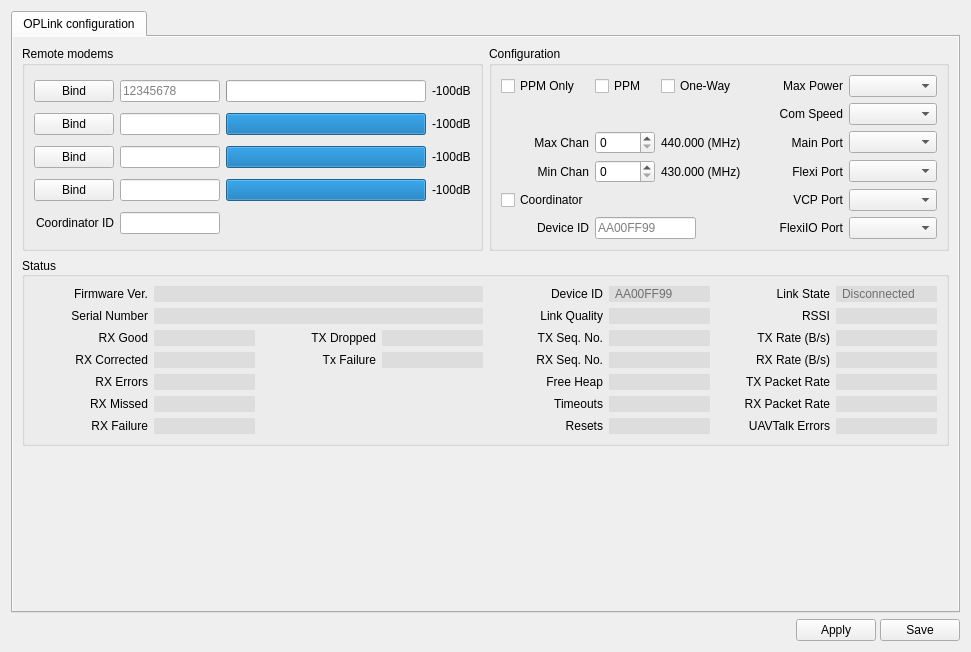
Old version of the form ground/gcs/src/plugins/config/oplink.ui in the repository librepilot/LibrePilot.
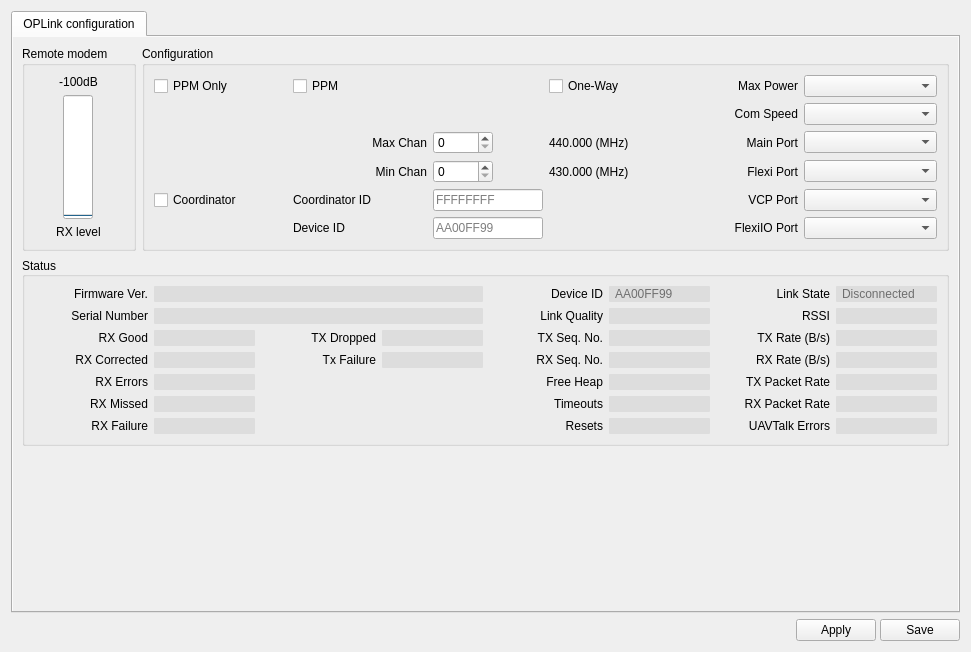
New version of the form. Icons and pictures are not drawn.

Commit message: LP-292 Oplink tab cleanup, remove unused buttons, remote monitoring. Update statusTip to toolTip.

The edit to the form file:
```diff
--- a/ground/gcs/src/plugins/config/oplink.ui
+++ b/ground/gcs/src/plugins/config/oplink.ui
@@ -54,303 +54,6 @@
            </rect>
           </property>
           <layout class="QGridLayout" name="gridLayout_5">
-           <item row="0" column="0">
-            <widget class="QGroupBox" name="PairingGroupBox">
-             <property name="title">
-              <string>Remote modems</string>
-             </property>
-             <layout class="QGridLayout" name="gridLayout_3">
-              <item row="5" column="3">
-               <widget class="QLabel" name="PairSignalStrengthLabel4">
-                <property name="font">
-                 <font>
-                  <weight>50</weight>
-                  <bold>false</bold>
-                 </font>
-                </property>
-                <property name="text">
-                 <string>-100dB</string>
-                </property>
-               </widget>
-              </item>
-              <item row="5" column="2">
-               <widget class="QProgressBar" name="PairSignalStrengthBar4">
-                <property name="minimum">
-                 <number>-127</number>
-                </property>
-                <property name="maximum">
-                 <number>0</number>
-                </property>
-                <property name="value">
-                 <number>0</number>
-                </property>
-                <property name="textVisible">
-                 <bool>false</bool>
-                </property>
-                <property name="format">
-                 <string>%v dBm</string>
-                </property>
-               </widget>
-              </item>
-              <item row="3" column="3">
-               <widget class="QLabel" name="PairSignalStrengthLabel2">
-                <property name="font">
-                 <font>
-                  <weight>50</weight>
-                  <bold>false</bold>
-                 </font>
-                </property>
-                <property name="text">
-                 <string>-100dB</string>
-                </property>
-               </widget>
-              </item>
-              <item row="3" column="1">
-               <widget class="QLineEdit" name="PairID2">
-                <property name="maximumSize">
-                 <size>
-                  <width>100</width>
-                  <height>16777215</height>
-                 </size>
-                </property>
-                <property name="font">
-                 <font>
-                  <weight>50</weight>
-                  <bold>false</bold>
-                 </font>
-                </property>
-               </widget>
-              </item>
-              <item row="3" column="2">
-               <widget class="QProgressBar" name="PairSignalStrengthBar2">
-                <property name="minimum">
-                 <number>-127</number>
-                </property>
-                <property name="maximum">
-                 <number>0</number>
-                </property>
-                <property name="value">
-                 <number>0</number>
-                </property>
-                <property name="textVisible">
-                 <bool>false</bool>
-                </property>
-                <property name="format">
-                 <string>%v dBm</string>
-                </property>
-               </widget>
-              </item>
-              <item row="5" column="1">
-               <widget class="QLineEdit" name="PairID4">
-                <property name="maximumSize">
-                 <size>
-                  <width>100</width>
-                  <height>16777215</height>
-                 </size>
-                </property>
-                <property name="font">
-                 <font>
-                  <weight>50</weight>
-                  <bold>false</bold>
-                 </font>
-                </property>
-               </widget>
-              </item>
-              <item row="2" column="2">
-               <widget class="QProgressBar" name="PairSignalStrengthBar1">
-                <property name="minimum">
-                 <number>-127</number>
-                </property>
-                <property name="maximum">
-                 <number>0</number>
-                </property>
-                <property name="value">
-                 <number>-127</number>
-                </property>
-                <property name="textVisible">
-                 <bool>false</bool>
-                </property>
-                <property name="format">
-                 <string>%v dBm</string>
-                </property>
-               </widget>
-              </item>
-              <item row="2" column="3">
-               <widget class="QLabel" name="PairSignalStrengthLabel1">
-                <property name="font">
-                 <font>
-                  <weight>50</weight>
-                  <bold>false</bold>
-                 </font>
-                </property>
-                <property name="text">
-                 <string>-100dB</string>
-                </property>
-               </widget>
-              </item>
-              <item row="4" column="2">
-               <widget class="QProgressBar" name="PairSignalStrengthBar3">
-                <property name="minimum">
-                 <number>-127</number>
-                </property>
-                <property name="maximum">
-                 <number>0</number>
-                </property>
-                <property name="value">
-                 <number>0</number>
-                </property>
-                <property name="textVisible">
-                 <bool>false</bool>
-                </property>
-                <property name="format">
-                 <string>%v dBm</string>
-                </property>
-               </widget>
-              </item>
-              <item row="4" column="3">
-               <widget class="QLabel" name="PairSignalStrengthLabel3">
-                <property name="font">
-                 <font>
-                  <weight>50</weight>
-                  <bold>false</bold>
-                 </font>
-                </property>
-                <property name="text">
-                 <string>-100dB</string>
-                </property>
-               </widget>
-              </item>
-              <item row="4" column="1">
-               <widget class="QLineEdit" name="PairID3">
-                <property name="maximumSize">
-                 <size>
-                  <width>100</width>
-                  <height>16777215</height>
-                 </size>
-                </property>
-                <property name="font">
-                 <font>
-                  <weight>50</weight>
-                  <bold>false</bold>
-                 </font>
-                </property>
-               </widget>
-              </item>
-              <item row="2" column="1">
-               <widget class="QLineEdit" name="PairID1">
-                <property name="maximumSize">
-                 <size>
-                  <width>100</width>
-                  <height>16777215</height>
-                 </size>
-                </property>
-                <property name="font">
-                 <font>
-                  <weight>50</weight>
-                  <bold>false</bold>
-                 </font>
-                </property>
-                <property name="placeholderText">
-                 <string>12345678</string>
-                </property>
-               </widget>
-              </item>
-              <item row="3" column="0">
-               <widget class="QPushButton" name="Bind2">
-                <property name="font">
-                 <font>
-                  <weight>50</weight>
-                  <bold>false</bold>
-                 </font>
-                </property>
-                <property name="text">
-                 <string>Bind</string>
-                </property>
-               </widget>
-              </item>
-              <item row="2" column="0">
-               <widget class="QPushButton" name="Bind1">
-                <property name="font">
-                 <font>
-                  <weight>50</weight>
-                  <bold>false</bold>
-                 </font>
-                </property>
-                <property name="text">
-                 <string>Bind</string>
-                </property>
-               </widget>
-              </item>
-              <item row="5" column="0">
-               <widget class="QPushButton" name="Bind4">
-                <property name="font">
-                 <font>
-                  <weight>50</weight>
-                  <bold>false</bold>
-                 </font>
-                </property>
-                <property name="text">
-                 <string>Bind</string>
-                </property>
-               </widget>
-              </item>
-              <item row="4" column="0">
-               <widget class="QPushButton" name="Bind3">
-                <property name="font">
-                 <font>
-                  <weight>50</weight>
-                  <bold>false</bold>
-                 </font>
-                </property>
-                <property name="text">
-                 <string>Bind</string>
-                </property>
-               </widget>
-              </item>
-              <item row="6" column="0">
-               <widget class="QLabel" name="CoordIDLabel">
-                <property name="font">
-                 <font>
-                  <weight>50</weight>
-                  <bold>false</bold>
-                 </font>
-                </property>
-                <property name="layoutDirection">
-                 <enum>Qt::LeftToRight</enum>
-                </property>
-                <property name="text">
-                 <string>Coordinator ID</string>
-                </property>
-                <property name="alignment">
-                 <set>Qt::AlignRight|Qt::AlignTrailing|Qt::AlignVCenter</set>
-                </property>
-               </widget>
-              </item>
-              <item row="6" column="1">
-               <widget class="QLineEdit" name="CoordID">
-                <property name="maximumSize">
-                 <size>
-                  <width>100</width>
-                  <height>16777215</height>
-                 </size>
-                </property>
-                <property name="font">
-                 <font>
-                  <weight>50</weight>
-                  <bold>false</bold>
-                 </font>
-                </property>
-                <property name="toolTip">
-                 <string>&lt;html&gt;&lt;head/&gt;&lt;body&gt;&lt;p&gt;This is the coordinator id we currently are bound to.&lt;/p&gt;&lt;p&gt;To manually bind to a specific coordinator, just type&lt;/p&gt;&lt;p&gt;or paste its device id in this box and save.&lt;/p&gt;&lt;p&gt;The device must be rebooted for the binding to take place.&lt;/p&gt;&lt;/body&gt;&lt;/html&gt;</string>
-                </property>
-                <property name="maxLength">
-                 <number>8</number>
-                </property>
-               </widget>
-              </item>
-             </layout>
-            </widget>
-           </item>
            <item row="1" column="0" colspan="2">
             <widget class="QGroupBox" name="groupBox_3">
              <property name="minimumSize">
@@ -1441,7 +1144,7 @@
            <item row="0" column="1">
             <widget class="QGroupBox" name="groupBox">
              <property name="sizePolicy">
-              <sizepolicy hsizetype="MinimumExpanding" vsizetype="Preferred">
+              <sizepolicy hsizetype="Expanding" vsizetype="Preferred">
                <horstretch>0</horstretch>
                <verstretch>0</verstretch>
               </sizepolicy>
@@ -1456,8 +1159,14 @@
               <string>Configuration</string>
              </property>
              <layout class="QGridLayout" name="gridLayout_2">
-              <item row="9" column="0" colspan="3">
-               <widget class="QCheckBox" name="Coordinator">
+              <item row="7" column="2">
+               <widget class="QSpinBox" name="MinimumChannel">
+                <property name="maximumSize">
+                 <size>
+                  <width>60</width>
+                  <height>16777215</height>
+                 </size>
+                </property>
                 <property name="font">
                  <font>
                   <weight>50</weight>
@@ -1467,80 +1176,19 @@
                 <property name="statusTip">
                  <string>This modem will be a coordinator and other modems will bind to it.</string>
                 </property>
-                <property name="text">
-                 <string>Coordinator</string>
+                <property name="maximum">
+                 <number>250</number>
                 </property>
                </widget>
               </item>
-              <item row="4" column="4">
+              <item row="4" column="5">
                <widget class="QComboBox" name="ComSpeed">
                 <property name="statusTip">
                  <string>Com speed in bps.</string>
                 </property>
                </widget>
               </item>
-              <item row="4" column="3">
-               <widget class="QLabel" name="ComSpeedLabel">
-                <property name="font">
-                 <font>
-                  <weight>50</weight>
-                  <bold>false</bold>
-                 </font>
-                </property>
-                <property name="text">
-                 <string>Com Speed</string>
-                </property>
-                <property name="alignment">
-                 <set>Qt::AlignRight|Qt::AlignTrailing|Qt::AlignVCenter</set>
-                </property>
-               </widget>
-              </item>
-              <item row="9" column="3">
-               <widget class="QLabel" name="VCPPortLabel">
-                <property name="font">
-                 <font>
-                  <weight>50</weight>
-                  <bold>false</bold>
-                 </font>
-                </property>
-                <property name="text">
-                 <string>VCP Port</string>
-                </property>
-                <property name="alignment">
-                 <set>Qt::AlignRight|Qt::AlignTrailing|Qt::AlignVCenter</set>
-                </property>
-               </widget>
-              </item>
-              <item row="7" column="4">
-               <widget class="QComboBox" name="FlexiPort">
-                <property name="maximumSize">
-                 <size>
-                  <width>16777215</width>
-                  <height>16777215</height>
-                 </size>
-                </property>
-                <property name="toolTip">
-                 <string>Choose the function for the flexi port</string>
-                </property>
-               </widget>
-              </item>
-              <item row="6" column="3">
-               <widget class="QLabel" name="MainPortLabel">
-                <property name="font">
-                 <font>
-                  <weight>50</weight>
-                  <bold>false</bold>
-                 </font>
-                </property>
-                <property name="text">
-                 <string>Main Port</string>
-                </property>
-                <property name="alignment">
-                 <set>Qt::AlignRight|Qt::AlignTrailing|Qt::AlignVCenter</set>
-                </property>
-               </widget>
-              </item>
-              <item row="6" column="4">
+              <item row="6" column="5">
                <widget class="QComboBox" name="MainPort">
                 <property name="maximumSize">
                  <size>
@@ -1553,7 +1201,7 @@
                 </property>
                </widget>
               </item>
-              <item row="9" column="4">
+              <item row="10" column="5">
                <widget class="QComboBox" name="VCPPort">
                 <property name="maximumSize">
                  <size>
@@ -1566,11 +1214,8 @@
                 </property>
                </widget>
               </item>
-              <item row="10" column="4">
-               <widget class="QComboBox" name="FlexiIOPort"/>
-              </item>
-              <item row="0" column="4">
-               <widget class="QComboBox" name="MaxRFTxPower">
+              <item row="7" column="5">
+               <widget class="QComboBox" name="FlexiPort">
                 <property name="maximumSize">
                  <size>
                   <width>16777215</width>
@@ -1580,53 +1225,9 @@
                 <property name="toolTip">
                  <string>Set the maximum TX output power the modem will use (mW)</string>
                 </property>
-                <property name="layoutDirection">
-                 <enum>Qt::LeftToRight</enum>
-                </property>
-                <property name="modelColumn">
-                 <number>0</number>
-                </property>
                </widget>
               </item>
-              <item row="0" column="3">
-               <widget class="QLabel" name="MaxRFTxPowerLabel">
-                <property name="font">
-                 <font>
-                  <weight>50</weight>
-                  <bold>false</bold>
-                 </font>
-                </property>
-                <property name="text">
-                 <string>Max Power</string>
-                </property>
-                <property name="alignment">
-                 <set>Qt::AlignRight|Qt::AlignTrailing|Qt::AlignVCenter</set>
-                </property>
-               </widget>
-              </item>
-              <item row="6" column="1">
-               <widget class="QSpinBox" name="MaximumChannel">
-                <property name="maximumSize">
-                 <size>
-                  <width>60</width>
-                  <height>16777215</height>
-                 </size>
-                </property>
-                <property name="font">
-                 <font>
-                  <weight>50</weight>
-                  <bold>false</bold>
-                 </font>
-                </property>
-                <property name="toolTip">
-                 <string>Channel 0 is 430 MHz, channel 250 is 440 MHz, and the channel spacing is 40 KHz.</string>
-                </property>
-                <property name="maximum">
-                 <number>250</number>
-                </property>
-               </widget>
-              </item>
-              <item row="10" column="3">
+              <item row="11" column="4">
                <widget class="QLabel" name="FlexiIOPortLabel">
                 <property name="font">
                  <font>
@@ -1642,7 +1243,7 @@
                 </property>
                </widget>
               </item>
-              <item row="7" column="3">
+              <item row="7" column="4">
                <widget class="QLabel" name="FlexiPortLabel">
                 <property name="font">
                  <font>
@@ -1659,45 +1260,13 @@
                </widget>
               </item>
               <item row="7" column="1">
-               <widget class="QSpinBox" name="MinimumChannel">
-                <property name="maximumSize">
-                 <size>
-                  <width>60</width>
-                  <height>16777215</height>
-                 </size>
-                </property>
-                <property name="font">
-                 <font>
-                  <weight>50</weight>
-                  <bold>false</bold>
-                 </font>
-                </property>
-                <property name="toolTip">
-                 <string>Channel 0 is 430 MHz, channel 250 is 440 MHz, and the channel spacing is 40 KHz.</string>
-                </property>
-                <property name="maximum">
-                 <number>250</number>
-                </property>
-               </widget>
-              </item>
-              <item row="6" column="0">
-               <widget class="QLabel" name="MaximumChannelLabel">
-                <property name="font">
-                 <font>
-                  <weight>50</weight>
-                  <bold>false</bold>
-                 </font>
-                </property>
-                <property name="text">
-                 <string>Max Chan</string>
-                </property>
-                <property name="alignment">
-                 <set>Qt::AlignRight|Qt::AlignTrailing|Qt::AlignVCenter</set>
-                </property>
-               </widget>
-              </item>
-              <item row="7" column="0">
                <widget class="QLabel" name="MinimumChannelLabel">
+                <property name="sizePolicy">
+                 <sizepolicy hsizetype="Minimum" vsizetype="Preferred">
+                  <horstretch>0</horstretch>
+                  <verstretch>0</verstretch>
+                 </sizepolicy>
+                </property>
                 <property name="font">
                  <font>
                   <weight>50</weight>
@@ -1712,7 +1281,7 @@
                 </property>
                </widget>
               </item>
-              <item row="7" column="2">
+              <item row="7" column="3">
                <widget class="QLabel" name="MinFreq">
                 <property name="maximumSize">
                  <size>
@@ -1725,58 +1294,7 @@
                 </property>
                </widget>
               </item>
-              <item row="0" column="2">
-               <widget class="QCheckBox" name="OneWayLink">
-                <property name="font">
-                 <font>
-                  <weight>50</weight>
-                  <bold>false</bold>
-                 </font>
-                </property>
-                <property name="acceptDrops">
-                 <bool>false</bool>
-                </property>
-                <property name="statusTip">
-                 <string>If selected, data will only be transmitted from the coordinator to the Rx modem.</string>
-                </property>
-                <property name="text">
-                 <string>One-Way</string>
-                </property>
-               </widget>
-              </item>
-              <item row="0" column="0">
-               <widget class="QCheckBox" name="PPMOnly">
-                <property name="font">
-                 <font>
-                  <weight>50</weight>
-                  <bold>false</bold>
-                 </font>
-                </property>
-                <property name="statusTip">
-                 <string>Only PPM packets will be transmitted.</string>
-                </property>
-                <property name="text">
-                 <string>PPM Only</string>
-                </property>
-               </widget>
-              </item>
-              <item row="0" column="1">
-               <widget class="QCheckBox" name="PPM">
-                <property name="font">
-                 <font>
-                  <weight>50</weight>
-                  <bold>false</bold>
-                 </font>
-                </property>
-                <property name="statusTip">
-                 <string>PPM packets will be received by this modem.  Must be selected if Coordinator modem is configured for PPM.</string>
-                </property>
-                <property name="text">
-                 <string>PPM</string>
-                </property>
-               </widget>
-              </item>
-              <item row="6" column="2">
+              <item row="6" column="3">
                <widget class="QLabel" name="MaxFreq">
                 <property name="maximumSize">
                  <size>
@@ -1789,7 +1307,242 @@
                 </property>
                </widget>
               </item>
-              <item row="10" column="1" colspan="2">
+              <item row="11" column="5">
+               <widget class="QComboBox" name="FlexiIOPort"/>
+              </item>
+              <item row="6" column="2">
+               <widget class="QSpinBox" name="MaximumChannel">
+                <property name="maximumSize">
+                 <size>
+                  <width>60</width>
+                  <height>16777215</height>
+                 </size>
+                </property>
+                <property name="font">
+                 <font>
+                  <weight>50</weight>
+                  <bold>false</bold>
+                 </font>
+                </property>
+                <property name="toolTip">
+                 <string>Channel 0 is 430 MHz, channel 250 is 440 MHz, and the channel spacing is 40 KHz.</string>
+                </property>
+                <property name="maximum">
+                 <number>250</number>
+                </property>
+               </widget>
+              </item>
+              <item row="10" column="4">
+               <widget class="QLabel" name="VCPPortLabel">
+                <property name="font">
+                 <font>
+                  <weight>50</weight>
+                  <bold>false</bold>
+                 </font>
+                </property>
+                <property name="text">
+                 <string>VCP Port</string>
+                </property>
+                <property name="alignment">
+                 <set>Qt::AlignRight|Qt::AlignTrailing|Qt::AlignVCenter</set>
+                </property>
+               </widget>
+              </item>
+              <item row="4" column="4">
+               <widget class="QLabel" name="ComSpeedLabel">
+                <property name="font">
+                 <font>
+                  <weight>50</weight>
+                  <bold>false</bold>
+                 </font>
+                </property>
+                <property name="text">
+                 <string>Com Speed</string>
+                </property>
+                <property name="alignment">
+                 <set>Qt::AlignRight|Qt::AlignTrailing|Qt::AlignVCenter</set>
+                </property>
+               </widget>
+              </item>
+              <item row="6" column="4">
+               <widget class="QLabel" name="MainPortLabel">
+                <property name="font">
+                 <font>
+                  <weight>50</weight>
+                  <bold>false</bold>
+                 </font>
+                </property>
+                <property name="text">
+                 <string>Main Port</string>
+                </property>
+                <property name="alignment">
+                 <set>Qt::AlignRight|Qt::AlignTrailing|Qt::AlignVCenter</set>
+                </property>
+               </widget>
+              </item>
+              <item row="0" column="5">
+               <widget class="QComboBox" name="MaxRFTxPower">
+                <property name="maximumSize">
+                 <size>
+                  <width>16777215</width>
+                  <height>16777215</height>
+                 </size>
+                </property>
+                <property name="toolTip">
+                 <string>Set the maximum TX output power the modem will use (mW)
+0 to disable the modem.</string>
+                </property>
+                <property name="layoutDirection">
+                 <enum>Qt::LeftToRight</enum>
+                </property>
+                <property name="modelColumn">
+                 <number>0</number>
+                </property>
+               </widget>
+              </item>
+              <item row="0" column="4">
+               <widget class="QLabel" name="MaxRFTxPowerLabel">
+                <property name="font">
+                 <font>
+                  <weight>50</weight>
+                  <bold>false</bold>
+                 </font>
+                </property>
+                <property name="text">
+                 <string>Max Power</string>
+                </property>
+                <property name="alignment">
+                 <set>Qt::AlignRight|Qt::AlignTrailing|Qt::AlignVCenter</set>
+                </property>
+               </widget>
+              </item>
+              <item row="6" column="1">
+               <widget class="QLabel" name="MaximumChannelLabel">
+                <property name="sizePolicy">
+                 <sizepolicy hsizetype="Minimum" vsizetype="Preferred">
+                  <horstretch>0</horstretch>
+                  <verstretch>0</verstretch>
+                 </sizepolicy>
+                </property>
+                <property name="font">
+                 <font>
+                  <weight>50</weight>
+                  <bold>false</bold>
+                 </font>
+                </property>
+                <property name="text">
+                 <string>Max Chan</string>
+                </property>
+                <property name="alignment">
+                 <set>Qt::AlignRight|Qt::AlignTrailing|Qt::AlignVCenter</set>
+                </property>
+               </widget>
+              </item>
+              <item row="0" column="0">
+               <widget class="QCheckBox" name="PPMOnly">
+                <property name="font">
+                 <font>
+                  <weight>50</weight>
+                  <bold>false</bold>
+                 </font>
+                </property>
+                <property name="toolTip">
+                 <string>Only PPM packets will be transmitted and baudrate is set to 9600bauds by default</string>
+                </property>
+                <property name="text">
+                 <string>PPM Only</string>
+                </property>
+               </widget>
+              </item>
+              <item row="10" column="0">
+               <widget class="QCheckBox" name="Coordinator">
+                <property name="font">
+                 <font>
+                  <weight>50</weight>
+                  <bold>false</bold>
+                 </font>
+                </property>
+                <property name="toolTip">
+                 <string>This modem will be a coordinator and other modems will bind to it.</string>
+                </property>
+                <property name="text">
+                 <string>Coordinator</string>
+                </property>
+               </widget>
+              </item>
+              <item row="10" column="1">
+               <widget class="QLabel" name="CoordIDLabel">
+                <property name="font">
+                 <font>
+                  <weight>50</weight>
+                  <bold>false</bold>
+                 </font>
+                </property>
+                <property name="layoutDirection">
+                 <enum>Qt::LeftToRight</enum>
+                </property>
+                <property name="text">
+                 <string>Coordinator ID</string>
+                </property>
+                <property name="alignment">
+                 <set>Qt::AlignLeading|Qt::AlignLeft|Qt::AlignVCenter</set>
+                </property>
+               </widget>
+              </item>
+              <item row="10" column="2" colspan="2">
+               <widget class="QLineEdit" name="CoordID">
+                <property name="sizePolicy">
+                 <sizepolicy hsizetype="Minimum" vsizetype="Preferred">
+                  <horstretch>0</horstretch>
+                  <verstretch>0</verstretch>
+                 </sizepolicy>
+                </property>
+                <property name="maximumSize">
+                 <size>
+                  <width>110</width>
+                  <height>16777215</height>
+                 </size>
+                </property>
+                <property name="font">
+                 <font>
+                  <weight>50</weight>
+                  <bold>false</bold>
+                 </font>
+                </property>
+                <property name="toolTip">
+                 <string>&lt;html&gt;&lt;head/&gt;&lt;body&gt;&lt;p&gt;This is the coordinator id we currently are bound to.&lt;/p&gt;&lt;p&gt;To manually bind to a specific coordinator, just type&lt;/p&gt;&lt;p&gt;or paste its device id in this box and save.&lt;/p&gt;&lt;p&gt;The device must be rebooted for the binding to take place.&lt;/p&gt;&lt;/body&gt;&lt;/html&gt;</string>
+                </property>
+                <property name="maxLength">
+                 <number>8</number>
+                </property>
+                <property name="placeholderText">
+                 <string>FFFFFFFF</string>
+                </property>
+                <property name="cursorMoveStyle">
+                 <enum>Qt::LogicalMoveStyle</enum>
+                </property>
+                <property name="clearButtonEnabled">
+                 <bool>false</bool>
+                </property>
+               </widget>
+              </item>
+              <item row="11" column="1">
+               <widget class="QLabel" name="customDeviceIDLabel">
+                <property name="font">
+                 <font>
+                  <weight>50</weight>
+                  <bold>false</bold>
+                 </font>
+                </property>
+                <property name="text">
+                 <string>Device ID</string>
+                </property>
+                <property name="alignment">
+                 <set>Qt::AlignLeading|Qt::AlignLeft|Qt::AlignVCenter</set>
+                </property>
+               </widget>
+              </item>
+              <item row="11" column="2">
                <widget class="QLineEdit" name="CustomDeviceID">
                 <property name="minimumSize">
                  <size>
@@ -1799,7 +1552,7 @@
                 </property>
                 <property name="maximumSize">
                  <size>
-                  <width>101</width>
+                  <width>110</width>
                   <height>16777215</height>
                  </size>
                 </property>
@@ -1837,8 +1590,8 @@
                 </property>
                </widget>
               </item>
-              <item row="10" column="0">
-               <widget class="QLabel" name="customDeviceIDLabel">
+              <item row="0" column="3">
+               <widget class="QCheckBox" name="OneWayLink">
                 <property name="font">
                  <font>
                   <weight>50</weight>
@@ -1846,13 +1599,136 @@
                  </font>
                 </property>
                 <property name="text">
-                 <string>Device ID</string>
+                 <string>One-Way</string>
                 </property>
+               </widget>
+              </item>
+              <item row="0" column="1" colspan="2">
+               <widget class="QCheckBox" name="PPM">
+                <property name="font">
+                 <font>
+                  <weight>50</weight>
+                  <bold>false</bold>
+                 </font>
+                </property>
+                <property name="toolTip">
+                 <string>PPM packets will be received by this modem.
+Must be selected if Coordinator modem is configured for PPM.</string>
+                </property>
+                <property name="text">
+                 <string>PPM</string>
+                </property>
+               </widget>
+              </item>
+             </layout>
+            </widget>
+           </item>
+           <item row="0" column="0">
+            <widget class="QGroupBox" name="PairingGroupBox">
+             <property name="sizePolicy">
+              <sizepolicy hsizetype="Preferred" vsizetype="Preferred">
+               <horstretch>0</horstretch>
+               <verstretch>0</verstretch>
+              </sizepolicy>
+             </property>
+             <property name="title">
+              <string>Remote modem</string>
+             </property>
+             <layout class="QGridLayout" name="gridLayout_3">
+              <item row="3" column="0">
+               <widget class="QLabel" name="label">
+                <property name="text">
+                 <string>RX level</string>
+                </property>
                 <property name="alignment">
-                 <set>Qt::AlignRight|Qt::AlignTrailing|Qt::AlignVCenter</set>
+                 <set>Qt::AlignCenter</set>
                 </property>
                </widget>
               </item>
+              <item row="0" column="0">
+               <widget class="QLabel" name="PairSignalStrengthLabel1">
+                <property name="sizePolicy">
+                 <sizepolicy hsizetype="Minimum" vsizetype="Preferred">
+                  <horstretch>0</horstretch>
+                  <verstretch>0</verstretch>
+                 </sizepolicy>
+                </property>
+                <property name="minimumSize">
+                 <size>
+                  <width>0</width>
+                  <height>0</height>
+                 </size>
+                </property>
+                <property name="font">
+                 <font>
+                  <weight>50</weight>
+                  <bold>false</bold>
+                 </font>
+                </property>
+                <property name="text">
+                 <string>-100dB</string>
+                </property>
+                <property name="alignment">
+                 <set>Qt::AlignCenter</set>
+                </property>
+               </widget>
+              </item>
+              <item row="1" column="0">
+               <layout class="QHBoxLayout" name="horizontalLayout">
+                <item>
+                 <widget class="QProgressBar" name="PairSignalStrengthBar1">
+                  <property name="sizePolicy">
+                   <sizepolicy hsizetype="Preferred" vsizetype="Expanding">
+                    <horstretch>0</horstretch>
+                    <verstretch>0</verstretch>
+                   </sizepolicy>
+                  </property>
+                  <property name="maximumSize">
+                   <size>
+                    <width>30</width>
+                    <height>16777215</height>
+                   </size>
+                  </property>
+                  <property name="baseSize">
+                   <size>
+                    <width>0</width>
+                    <height>0</height>
+                   </size>
+                  </property>
+                  <property name="layoutDirection">
+                   <enum>Qt::RightToLeft</enum>
+                  </property>
+                  <property name="autoFillBackground">
+                   <bool>false</bool>
+                  </property>
+                  <property name="minimum">
+                   <number>-127</number>
+                  </property>
+                  <property name="maximum">
+                   <number>0</number>
+                  </property>
+                  <property name="value">
+                   <number>-127</number>
+                  </property>
+                  <property name="alignment">
+                   <set>Qt::AlignCenter</set>
+                  </property>
+                  <property name="textVisible">
+                   <bool>false</bool>
+                  </property>
+                  <property name="orientation">
+                   <enum>Qt::Vertical</enum>
+                  </property>
+                  <property name="invertedAppearance">
+                   <bool>false</bool>
+                  </property>
+                  <property name="format">
+                   <string>%v dBm</string>
+                  </property>
+                 </widget>
+                </item>
+               </layout>
+              </item>
              </layout>
             </widget>
            </item>
```
Left out of the diff: 18 changed lines with no effect on the pictures. The commit also changes 2 other files.
